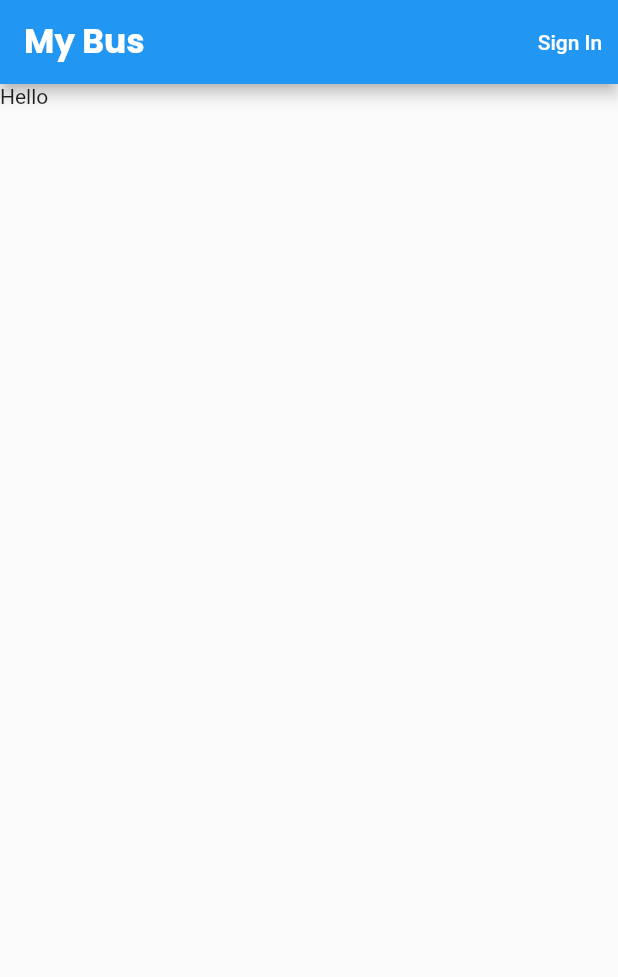
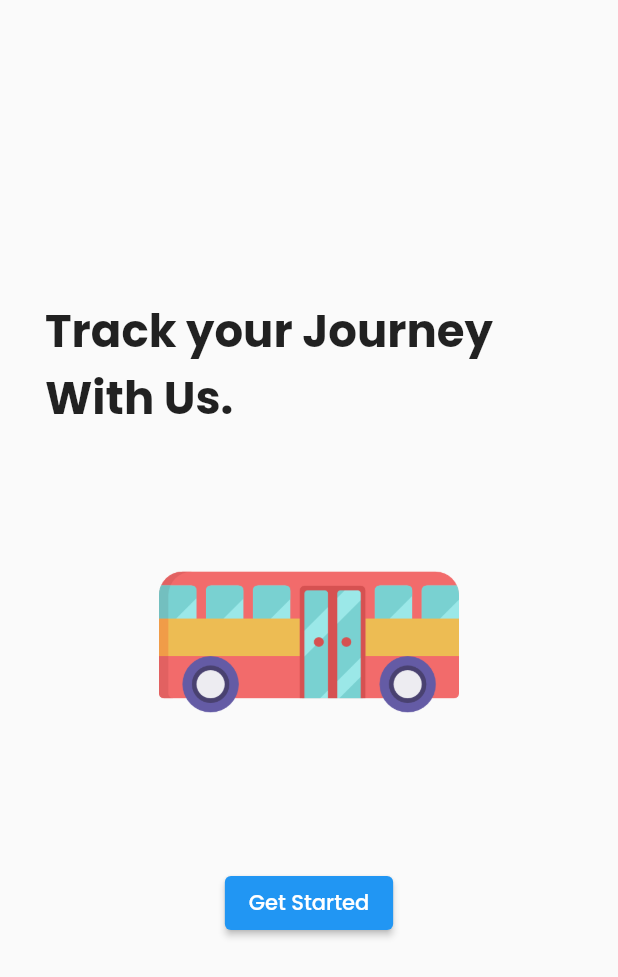
Before and after one commit to its-kunal-ssi/my-bus, a Flutter app: the screen it shows after launch, on a phone screen of 412 x 824 dp. Shown: the top 977 px of the screen. Run offline on Flutter 3.47's test engine with Material 2 defaults, Android fonts, the light colour scheme and no system bars; our stand-ins replace cloud_firestore, firebase_auth, firebase_core, firebase_database, geolocator, google_fonts and 1 more; missing offline and left inert: firebase_ui_auth; accounts and stored records are empty; generated files the repository leaves out were written again.

Commit message:
some changes day 3

```diff
--- /dev/null
+++ b/lib/key.dart
@@ -0,0 +1,2 @@
+const String ACCESS_TOKEN =
+    "pk.eyJ1Ijoia3VuYWxweTMiLCJhIjoiY2xhejRqNjEyMDR2ODNvcW5oYXhhYmwxdyJ9.BLoizSgBZPvOr6zuoVHgHg";
--- a/lib/providers/ApplicationState.dart
+++ b/lib/providers/ApplicationState.dart
@@ -1,6 +1,7 @@
 import 'package:firebase_auth/firebase_auth.dart'
     hide EmailAuthProvider, PhoneAuthProvider;
 import 'package:firebase_core/firebase_core.dart';
+import 'package:firebase_database/firebase_database.dart';
 import 'package:firebase_ui_auth/firebase_ui_auth.dart';
 import 'package:flutter/material.dart';
 import 'package:mybus/firebase_options.dart';
@@ -9,11 +10,13 @@ class ApplicationState extends ChangeNotifier {
   bool _isLoading = true, _loggedIn = false;
   bool get isLoading => _isLoading;
   bool get loggedIn => _loggedIn;
+  late FirebaseDatabase _db;
+  FirebaseDatabase get db => _db;
   ApplicationState() {
     init();
   }
   Future<void> init() async {
-    await Firebase.initializeApp(
+    FirebaseApp app = await Firebase.initializeApp(
         options: DefaultFirebaseOptions.currentPlatform);
     _isLoading = false;
     notifyListeners();
@@ -27,6 +30,7 @@ class ApplicationState extends ChangeNotifier {
         notifyListeners();
       }
     });
+    _db = FirebaseDatabase.instanceFor(app: app);
   }
 
   void SignOutUser() {
--- /dev/null
+++ b/lib/screen/IntroPage.dart
@@ -0,0 +1,49 @@
+import 'package:flutter/material.dart';
+import 'package:flutter/src/widgets/container.dart';
+import 'package:flutter/src/widgets/framework.dart';
+import 'package:google_fonts/google_fonts.dart';
+import 'package:mybus/main.dart';
+
+class IntroPage extends StatelessWidget {
+  const IntroPage({super.key});
+
+  @override
+  Widget build(BuildContext context) {
+    return Scaffold(
+        body: Center(
+      child: Padding(
+        padding: const EdgeInsets.symmetric(horizontal: 30),
+        child: Column(
+          mainAxisAlignment: MainAxisAlignment.center,
+          children: [
+            // Text
+            Text("Track your Journey With Us.",
+                style: GoogleFonts.poppins(
+                    fontSize: 30, fontWeight: FontWeight.bold)),
+            SizedBox(
+              height: 40,
+            ),
+            // Image Asset
+            SizedBox(height: 200, child: Image.asset('lib/assets/bus.png')),
+            // Button,
+            SizedBox(
+              height: 50,
+            ),
+            ElevatedButton(
+                onPressed: () {
+                  Navigator.pushReplacement(
+                    context,
+                    MaterialPageRoute(
+                      builder: (context) {
+                        return HomePage();
+                      },
+                    ),
+                  );
+                },
+                child: Text('Get Started'))
+          ],
+        ),
+      ),
+    ));
+  }
+}
```
Also changed, not shown: lib/main.dart (+74 -3 lines), lib/screen/AdminCreateBus.dart (+10 -7 lines), lib/screen/MyBuses.dart (added, +100 -0 lines), lib/utils/Drawer.dart (added, +30 -0 lines), pubspec.yaml (+5 -2 lines), lib/assets/bus.png (added), pubspec.lock, 8 other files.
